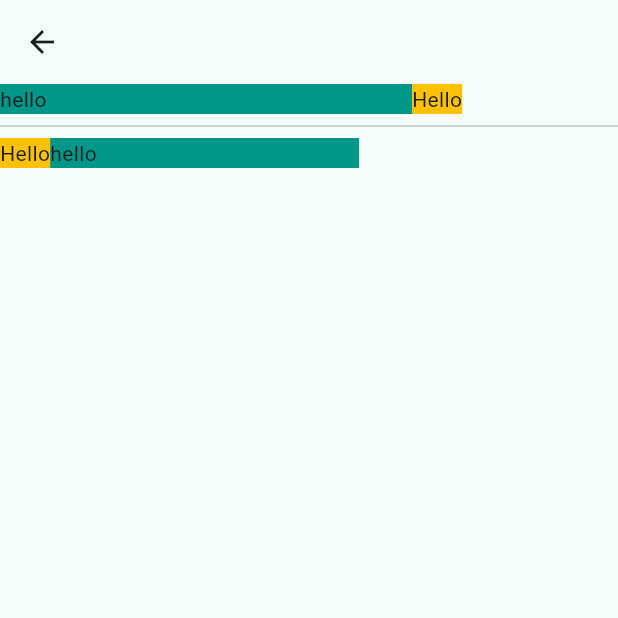
After one commit to madaneeyy/My_Flutter_Practice, a Flutter app: the SettingsPage screen opened directly, after a tap on "Expanded and Flexible", on a phone screen of 412 x 824 dp, the top half of it. The commit adds this screen. Run offline on Flutter 3.47's test engine with Material 3 defaults, Android fonts, the phone set to English and light mode, and no system bars; our stand-ins replace lottie, shared_preferences; accounts and stored records are empty; network calls fail.

Commit message:
Message Updated

```diff
--- /dev/null
+++ b/lib/views/pages/expandedflexible_page.dart
@@ -0,0 +1,55 @@
+import 'package:flutter/material.dart';
+
+class expandedflexiblePage extends StatelessWidget {
+  const expandedflexiblePage({super.key});
+
+  @override
+  Widget build(BuildContext context) {
+    return Scaffold(
+      appBar: AppBar(),
+      body: Column(
+        children: [
+          Row(
+            children: [
+              Expanded(
+                flex: 4,
+                child: Container(
+                  color: Colors.teal,
+                  height: 20,
+                  child: Text('hello'),
+                ),
+              ),
+              Flexible(
+                flex: 2,
+                child: Container(
+                  color: Colors.amber,
+                  height: 20,
+                  child: Text('Hello'),
+                ),
+              ),
+            ],
+          ),
+          Divider(),
+          Row(
+            children: [
+              Flexible(
+                child: Container(
+                  color: Colors.amber,
+                  height: 20,
+                  child: Text('Hello'),
+                ),
+              ),
+              Expanded(
+                child: Container(
+                  color: Colors.teal,
+                  height: 20,
+                  child: Text('hello'),
+                ),
+              ),
+            ],
+          ),
+        ],
+      ),
+    );
+  }
+}
--- a/lib/views/pages/home_page.dart
+++ b/lib/views/pages/home_page.dart
@@ -1,5 +1,6 @@
 import 'package:flutter/material.dart';
 import 'package:flutter_application_1/data/constants.dart';
+import 'package:flutter_application_1/views/pages/course_page.dart';
 import 'package:flutter_application_1/widgets/container_widget.dart';
 import 'package:flutter_application_1/widgets/hero_widget.dart';
 
@@ -19,7 +20,8 @@ class HomePage extends StatelessWidget {
       child: SingleChildScrollView(
         child: Column(
           children: [
-            HeroWidget(title: 'Madanu'),
+            SizedBox(height: 10),
+            HeroWidget(title: 'Madanu', nextPage: CoursePage()),
             ...List.generate(list.length, (index) {
               return ContainerPage(
                 title: list.elementAt(index),
--- a/lib/views/pages/profile_page.dart
+++ b/lib/views/pages/profile_page.dart
@@ -11,6 +11,10 @@ class ProfilePage extends StatelessWidget {
       padding: EdgeInsets.all(20),
       child: Column(
         children: [
+          CircleAvatar(
+            radius: 50,
+            backgroundImage: AssetImage('assets/Images/image.jpg'),
+          ),
           ListTile(
             title: Text('Logout'),
             onTap: () {
--- a/lib/views/pages/settings_page..dart
+++ b/lib/views/pages/settings_page..dart
@@ -1,4 +1,5 @@
 import 'package:flutter/material.dart';
+import 'package:flutter_application_1/views/pages/expandedflexible_page.dart';
 
 class SettingsPage extends StatefulWidget {
   const SettingsPage({super.key, required this.title});
@@ -145,7 +146,19 @@ class _SettingsPageState extends State<SettingsPage> {
                 ),
               ),
 
-              FilledButton(onPressed: () {}, child: Text('Click me')),
+              FilledButton(
+                onPressed: () {
+                  Navigator.push(
+                    context,
+                    MaterialPageRoute(
+                      builder: (context) {
+                        return expandedflexiblePage();
+                      },
+                    ),
+                  );
+                },
+                child: Text('Expanded and Flexible'),
+              ),
               TextButton(onPressed: () {}, child: Text('Hello')),
               OutlinedButton(onPressed: () {}, child: Text('Click me')),
               CloseButton(),
--- a/lib/widgets/container_widget.dart
+++ b/lib/widgets/container_widget.dart
@@ -14,7 +14,7 @@ class ContainerPage extends StatelessWidget {
   Widget build(BuildContext context) {
     return Container(
       width: double.infinity,
-      padding: EdgeInsets.symmetric(vertical: 10.0),
+      padding: EdgeInsets.symmetric(vertical: 0.0),
       child: Card(
         child: Padding(
           padding: EdgeInsets.all(20.0),
--- a/pubspec.yaml
+++ b/pubspec.yaml
@@ -36,6 +36,8 @@ dependencies:
   cupertino_icons: ^1.0.8
   lottie: ^3.3.1
   shared_preferences: ^2.5.3
+  flutter_launcher_icons: ^0.14.4
+  http: ^1.4.0
 
 dev_dependencies:
   flutter_test:
```
Also changed, not shown: flutter_launcher_icons.yaml (added, +19 -0 lines), lib/data/classes/activity_class.dart (added, +55 -0 lines), lib/views/pages/course_page.dart (added, +62 -0 lines), lib/views/pages/login_page.dart (+12 -1 lines), lib/widgets/hero_widget.dart (+24 -3 lines), assets/Images/wordpress.png (added), pubspec.lock, 30 other files.
